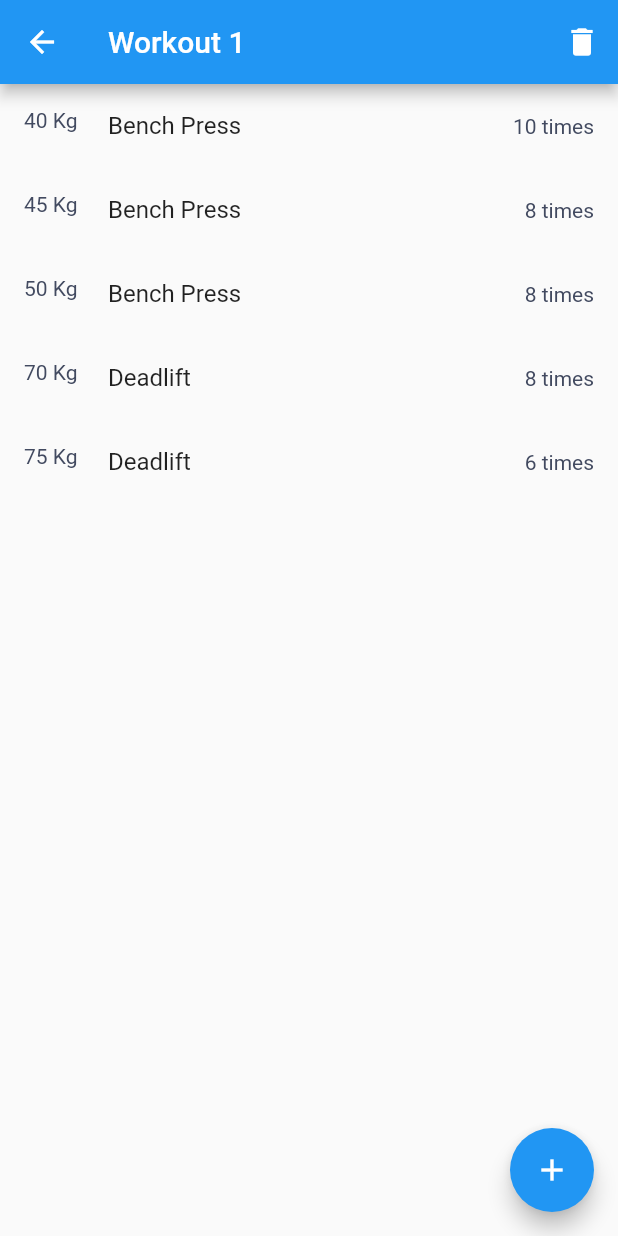
After one commit to its-me-anoop/magic_workout, a Flutter app: the screen it shows after launch, after a tap on the "edit" icon, on a phone screen of 412 x 824 dp. The commit adds this screen. Run offline on Flutter 3.47's test engine with Material 2 defaults, Android fonts, the phone set to English and light mode, and no system bars; our stand-ins replace equatable, flutter_bloc, hydrated_bloc, numberpicker.

Commit message:
Working UI constructed

```diff
--- /dev/null
+++ b/lib/blocs/cubit/workout_cubit.dart
@@ -0,0 +1,32 @@
+import 'dart:async';
+import 'package:flutter_bloc/flutter_bloc.dart';
+import 'package:hydrated_bloc/hydrated_bloc.dart';
+import 'package:magic_workout/blocs/states/workout_state.dart';
+import 'package:magic_workout/models/models.dart';
+
+class WorkoutCubit extends HydratedCubit<WorkoutState> {
+  WorkoutCubit() : super(const WorkoutInitial());
+
+  editWorkout(Workout workout, int index) {
+    return emit(WorkoutEditing(workout, index, null));
+  }
+
+  editExercise(int? exIndex) {
+    return emit(WorkoutEditing(
+        state.workout, (state as WorkoutEditing).index, exIndex));
+  }
+
+  goHome() {
+    return emit(const WorkoutInitial());
+  }
+
+  @override
+  WorkoutState? fromJson(Map<String, dynamic> json) {
+    return null;
+  }
+
+  @override
+  Map<String, dynamic>? toJson(WorkoutState state) {
+    return null;
+  }
+}
--- /dev/null
+++ b/lib/blocs/cubit/workouts_cubit.dart
@@ -0,0 +1,74 @@
+// ignore_for_file: always_declare_return_types, inference_failure_on_function_return_type, lines_longer_than_80_chars, type_annotate_public_apis
+
+import 'dart:convert';
+
+import 'package:flutter/services.dart';
+import 'package:flutter_bloc/flutter_bloc.dart';
+import 'package:hydrated_bloc/hydrated_bloc.dart';
+import 'package:magic_workout/models/models.dart';
+
+/// Workouts Cubit
+class WorkoutsCubit extends HydratedCubit<List<Workout>> {
+  /// Initial State
+  WorkoutsCubit() : super([]);
+
+  /// Get all workouts
+  getWorkouts() async {
+    final workouts = <Workout>[];
+    final workoutsJson =
+        jsonDecode(await rootBundle.loadString('assets/workouts.json'));
+    for (final el in workoutsJson as Iterable) {
+      workouts.add(Workout.fromJson(el as Map<String, dynamic>));
+    }
+    emit(workouts);
+  }
+
+  saveWorkout(Workout workout, int index) {
+    // ignore: prefer_const_literals_to_create_immutables
+    Workout newWorkout = Workout(title: workout.title, exercises: []);
+    int exIndex = 0;
+
+    for (var ex in workout.exercises) {
+      newWorkout.exercises.add(
+          Exercise(title: ex.title, index: exIndex, weight: 0, repetitions: 1));
+      exIndex++;
+    }
+    /*
+    because we have a list of states we we could do index
+     */
+    state[index] = newWorkout;
+    print("all data is ${state.length}");
+    emit([...state]);
+  }
+
+  createWorkout(String title) =>
+      emit([Workout(title: title, exercises: const []), ...state]);
+
+  importWorkout(String json) => emit(
+      [Workout.fromJson(jsonDecode(json) as Map<String, dynamic>), ...state]);
+
+  deleteWorkout(Workout? workout) =>
+      emit(state.where((el) => el != workout).toList());
+
+  @override
+  List<Workout> fromJson(Map<String, dynamic> json) {
+    List<Workout> workouts = [];
+    json['workouts'].forEach(
+        (el) => workouts.add(Workout.fromJson(el as Map<String, dynamic>)));
+    return workouts;
+  }
+
+  @override
+  Map<String, dynamic>? toJson(List<Workout> state) {
+    if (state is List<Workout>) {
+      var json = {'workouts': []};
+      for (var workout in state) {
+        print("..in toJson..");
+        json['workouts']!.add(workout.toJson());
+      }
+      return json;
+    } else {
+      return null;
+    }
+  }
+}
--- /dev/null
+++ b/lib/blocs/states/workout_state.dart
@@ -0,0 +1,26 @@
+import 'package:equatable/equatable.dart';
+import 'package:magic_workout/models/models.dart';
+
+abstract class WorkoutState extends Equatable {
+  final Workout? workout;
+  final int? elapsed;
+
+  const WorkoutState(this.workout, this.elapsed);
+}
+
+class WorkoutInitial extends WorkoutState {
+  const WorkoutInitial() : super(null, 0);
+
+  @override
+  List<Object> get props => [];
+}
+
+class WorkoutEditing extends WorkoutState {
+  final int index;
+  final int? exIndex;
+  const WorkoutEditing(Workout? workout, this.index, this.exIndex)
+      : super(workout, 0);
+
+  @override
+  List<Object?> get props => [workout, index, exIndex];
+}
--- a/lib/cubits/workouts_cubit.dart
+++ /dev/null
@@ -1,24 +0,0 @@
-// ignore_for_file: always_declare_return_types, inference_failure_on_function_return_type, lines_longer_than_80_chars, type_annotate_public_apis
-
-import 'dart:convert';
-
-import 'package:flutter/services.dart';
-import 'package:flutter_bloc/flutter_bloc.dart';
-import 'package:magic_workout/models/models.dart';
-
-/// Workouts Cubit
-class WorkoutsCubit extends Cubit<List<Workout>> {
-  /// Initial State
-  WorkoutsCubit() : super([]);
-
-  /// Get all workouts
-  getWorkouts() async {
-    final workouts = <Workout>[];
-    final workoutsJson =
-        jsonDecode(await rootBundle.loadString('assets/workouts.json'));
-    for (final el in workoutsJson as Iterable) {
-      workouts.add(Workout.fromJson(el as Map<String, dynamic>));
-    }
-    emit(workouts);
-  }
-}
--- a/lib/main.dart
+++ b/lib/main.dart
@@ -1,11 +1,26 @@
+import 'package:flutter/foundation.dart';
 import 'package:flutter/material.dart';
+import 'package:flutter/services.dart';
 import 'package:flutter_bloc/flutter_bloc.dart';
-import 'package:magic_workout/cubits/workouts_cubit.dart';
+import 'package:hydrated_bloc/hydrated_bloc.dart';
+import 'package:magic_workout/blocs/cubit/workout_cubit.dart';
+import 'package:magic_workout/blocs/cubit/workouts_cubit.dart';
+import 'package:magic_workout/blocs/states/workout_state.dart';
 import 'package:magic_workout/models/workout.dart';
+import 'package:magic_workout/pages/edit_page.dart';
+import 'package:path_provider/path_provider.dart';
+import 'package:magic_workout/pages/home_page.dart';
+import 'package:magic_workout/pages/workout_page.dart';
 
-import 'package:magic_workout/views/home_page.dart';
-
-void main() => runApp(const MagicWorkout());
+void main() async {
+  WidgetsFlutterBinding.ensureInitialized();
+  HydratedBloc.storage = await HydratedStorage.build(
+    storageDirectory: kIsWeb
+        ? HydratedStorage.webStorageDirectory
+        : await getTemporaryDirectory(),
+  );
+  runApp(const MagicWorkout());
+}
 
 /// Magic Workout App
 class MagicWorkout extends StatelessWidget {
@@ -22,7 +37,9 @@ class MagicWorkout extends StatelessWidget {
           bodyText2: TextStyle(color: Color.fromARGB(255, 66, 74, 96)),
         ),
       ),
-      home: BlocProvider<WorkoutsCubit>(
+      home: MultiBlocProvider(
+        providers: [
+          BlocProvider<WorkoutsCubit>(
             create: (context) {
               final workoutsCubit = WorkoutsCubit();
               if (workoutsCubit.state.isEmpty) {
@@ -30,9 +47,20 @@ class MagicWorkout extends StatelessWidget {
               }
               return workoutsCubit;
             },
-        child: BlocBuilder<WorkoutsCubit, List<Workout>>(
+          ),
+          BlocProvider<WorkoutCubit>(
+            create: (context) => WorkoutCubit(),
+          ),
+        ],
+        child: BlocBuilder<WorkoutCubit, WorkoutState>(
           builder: (context, state) {
+            if (state is WorkoutInitial) {
               return const HomePage();
+            } else if (state is WorkoutEditing) {
+              return const EditPage();
+            } else {
+              return const WorkoutPage();
+            }
           },
         ),
       ),
--- /dev/null
+++ b/lib/pages/edit_page.dart
@@ -0,0 +1,62 @@
+import 'dart:io';
+import 'dart:convert';
+import 'package:flutter/material.dart';
+import 'package:flutter_bloc/flutter_bloc.dart';
+import 'package:magic_workout/blocs/cubit/workout_cubit.dart';
+import 'package:magic_workout/blocs/cubit/workouts_cubit.dart';
+import 'package:magic_workout/blocs/states/workout_state.dart';
+import 'package:magic_workout/models/models.dart';
+import 'package:magic_workout/pages/edit_exercise.dart';
+
+class EditPage extends StatelessWidget {
+  const EditPage({Key? key}) : super(key: key);
+
+  @override
+  Widget build(BuildContext context) => BlocBuilder<WorkoutCubit, WorkoutState>(
+        builder: (context, state) {
+          WorkoutEditing we = state as WorkoutEditing;
+          return Scaffold(
+            appBar: AppBar(
+                leading: BackButton(
+                    onPressed: () =>
+                        BlocProvider.of<WorkoutCubit>(context).goHome()),
+                title: Text(we.workout!.title!),
+                actions: [
+                  IconButton(
+                      icon: const Icon(Icons.delete),
+                      onPressed: () {
+                        BlocProvider.of<WorkoutsCubit>(context)
+                            .deleteWorkout(state.workout);
+                        BlocProvider.of<WorkoutCubit>(context).goHome();
+                      })
+                ]),
+            body: ListView.builder(
+                itemCount: state.workout!.exercises.length,
+                itemBuilder: (BuildContext context, int index) {
+                  Exercise exercise = we.workout!.exercises[index];
+                  if (we.exIndex == index) {
+                    return EditExercise(we.workout, we.index, we.exIndex);
+                  } else {
+                    return ListTile(
+                        leading: Text('${exercise.weight.toString()} Kg'),
+                        title: Text(exercise.title!),
+                        trailing:
+                            Text('${exercise.repetitions.toString()} times'),
+                        onTap: () => BlocProvider.of<WorkoutCubit>(context)
+                            .editExercise(index));
+                  }
+                }),
+            floatingActionButton: FloatingActionButton(
+              onPressed: () {
+                state.workout!.exercises.add(
+                  const Exercise(title: 'Barbell', weight: 0, repetitions: 1),
+                );
+                BlocProvider.of<WorkoutCubit>(context)
+                    .editExercise(we.workout!.exercises.length - 1);
+              },
+              child: const Icon(Icons.add),
+            ),
+          );
+        },
+      );
+}
--- a/lib/views/home_page.dart
+++ b/lib/pages/home_page.dart
@@ -1,6 +1,7 @@
 import 'package:flutter/material.dart';
 import 'package:flutter_bloc/flutter_bloc.dart';
-import 'package:magic_workout/cubits/workouts_cubit.dart';
+import 'package:magic_workout/blocs/cubit/workout_cubit.dart';
+import 'package:magic_workout/blocs/cubit/workouts_cubit.dart';
 import 'package:magic_workout/models/workout.dart';
 
 /// Home Page
@@ -13,10 +14,6 @@ class HomePage extends StatelessWidget {
     return Scaffold(
       appBar: AppBar(
         title: const Text('Magic Workout'),
-        actions: const [
-          IconButton(onPressed: null, icon: Icon(Icons.add)),
-          IconButton(onPressed: null, icon: Icon(Icons.settings))
-        ],
       ),
       body: SingleChildScrollView(
         child: BlocBuilder<WorkoutsCubit, List<Workout>>(
@@ -29,11 +26,17 @@ class HomePage extends StatelessWidget {
                       visualDensity: const VisualDensity(
                         vertical: VisualDensity.maximumDensity,
                       ),
-                      leading: const IconButton(
-                        onPressed: null,
+                      leading: IconButton(
+                        onPressed: () => BlocProvider.of<WorkoutCubit>(context)
+                            .editWorkout(workout, workouts.indexOf(workout)),
                         icon: Icon(Icons.edit),
                       ),
-                      title: Text(workout.title!),
+                      title: Text(
+                        workout.title!,
+                        style: Theme.of(context).textTheme.headline6,
+                      ),
+                      trailing:
+                          Text('${workout.exercises.length.toString()} sets'),
                     ),
                     body: ListView.builder(
                       shrinkWrap: true,
@@ -42,12 +45,14 @@ class HomePage extends StatelessWidget {
                         visualDensity: const VisualDensity(
                           vertical: VisualDensity.maximumDensity,
                         ),
-                        leading: const IconButton(
-                          onPressed: null,
-                          icon: Icon(Icons.edit),
+                        leading: Text(
+                          '${workout.exercises[index].weight!.toString()} Kg',
                         ),
                         title: Text(
                           workout.exercises[index].title!,
+                        ),
+                        trailing: Text(
+                          '${workout.exercises[index].repetitions!.toString()} times',
                         ),
                       ),
                     ),
@@ -57,6 +62,13 @@ class HomePage extends StatelessWidget {
           ),
         ),
       ),
+      floatingActionButton: FloatingActionButton(
+        onPressed: () {
+          BlocProvider.of<WorkoutsCubit>(context)
+              .createWorkout(DateTime.now().toString());
+        },
+        child: Icon(Icons.add),
+      ),
     );
   }
 }
--- a/pubspec.yaml
+++ b/pubspec.yaml
@@ -36,6 +36,8 @@ dependencies:
   flutter_bloc: ^8.1.1
   hydrated_bloc: ^9.0.0
   intl: ^0.17.0
+  numberpicker: ^2.1.1
+  path_provider: ^2.0.11
   platform: ^3.1.0
 
   # The following adds the Cupertino Icons font to your application.
```
Also changed, not shown: lib/pages/edit_exercise.dart (added, +191 -0 lines), lib/pages/workout_page.dart (added, +12 -0 lines), pubspec.lock, 10 other files. Lines whose indentation alone changed are shown as unchanged.
